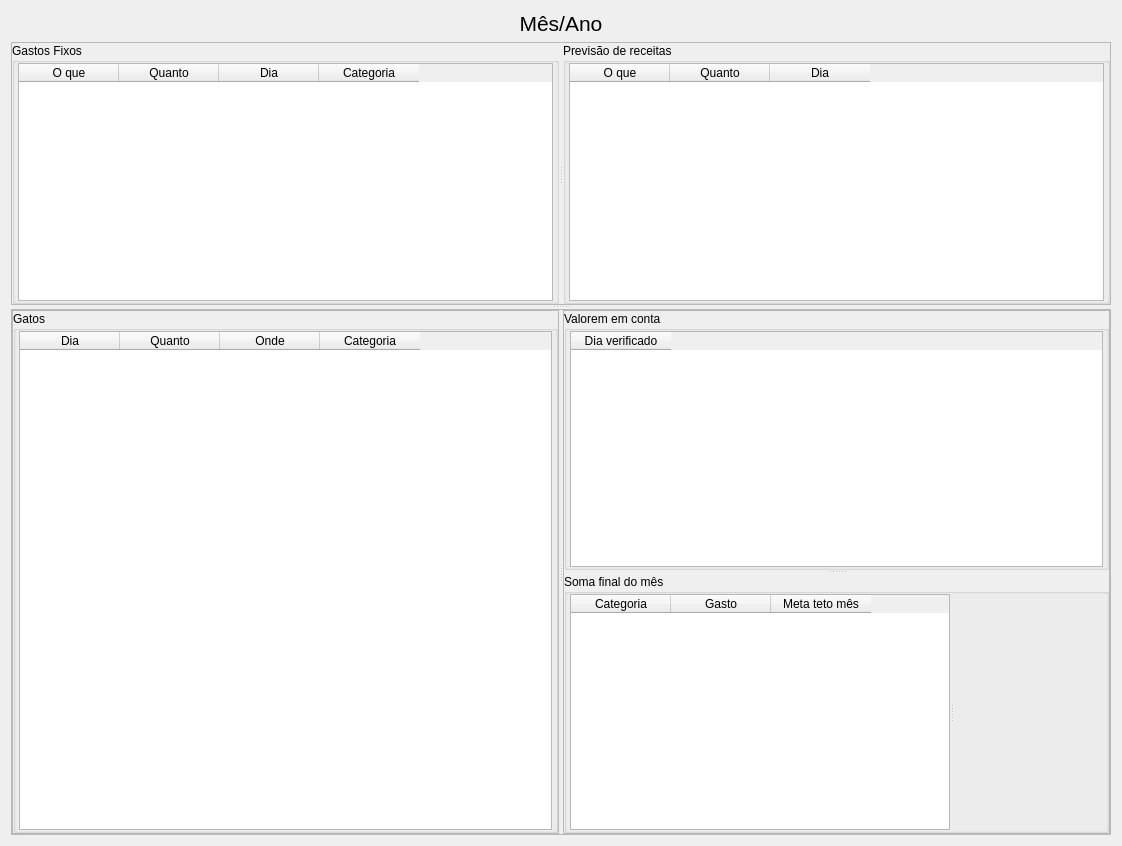
First picture: the form in forms/spentInMonthEditor.ui, repository gusttav-lang/Financial-Controller, before the edit.
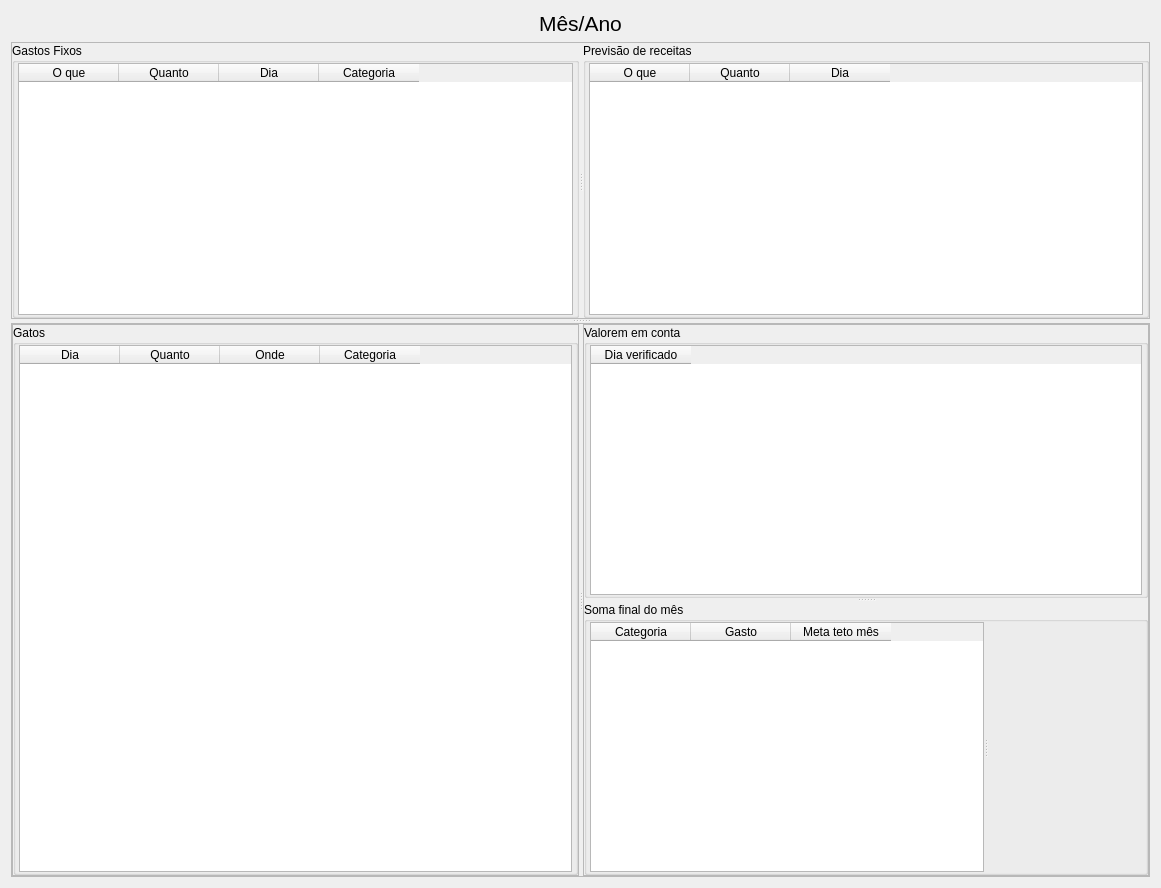
Second picture: the form after the edit.

What changed in the file:
```diff
--- a/forms/spentInMonthEditor.ui
+++ b/forms/spentInMonthEditor.ui
@@ -6,8 +6,8 @@
    <rect>
     <x>0</x>
     <y>0</y>
-    <width>1122</width>
-    <height>846</height>
+    <width>1161</width>
+    <height>888</height>
    </rect>
   </property>
   <property name="windowTitle">
```
